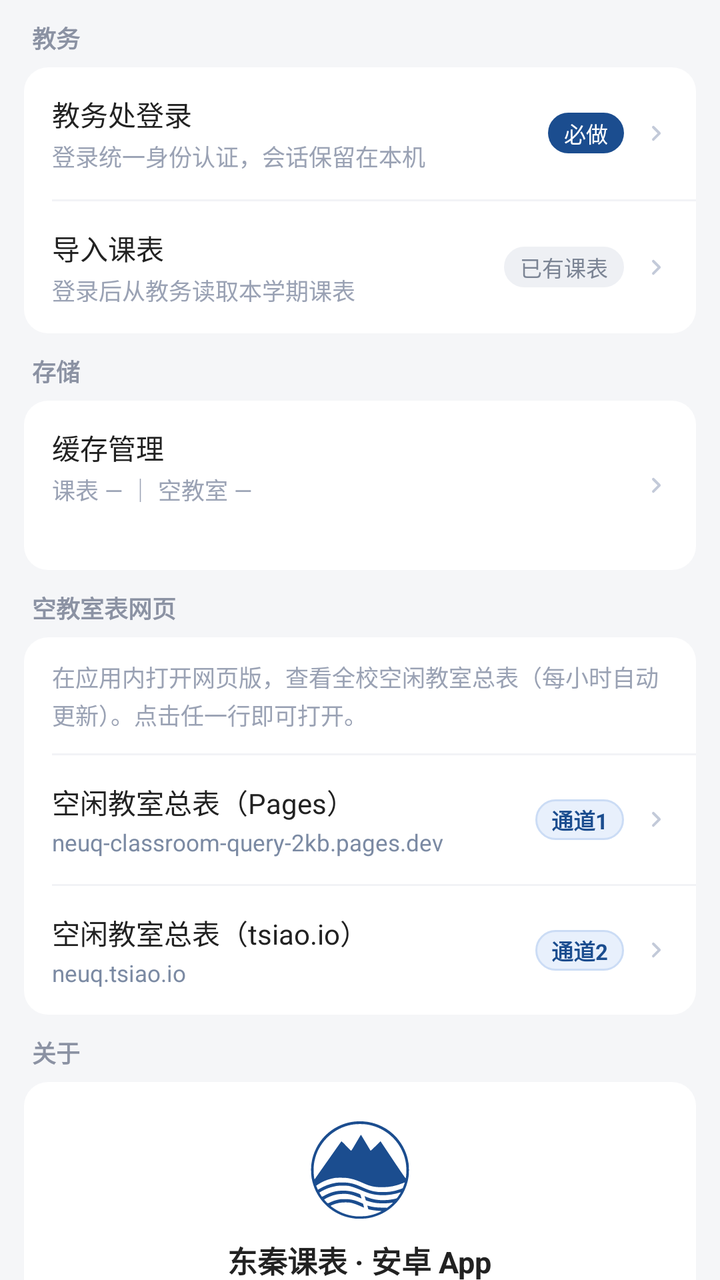
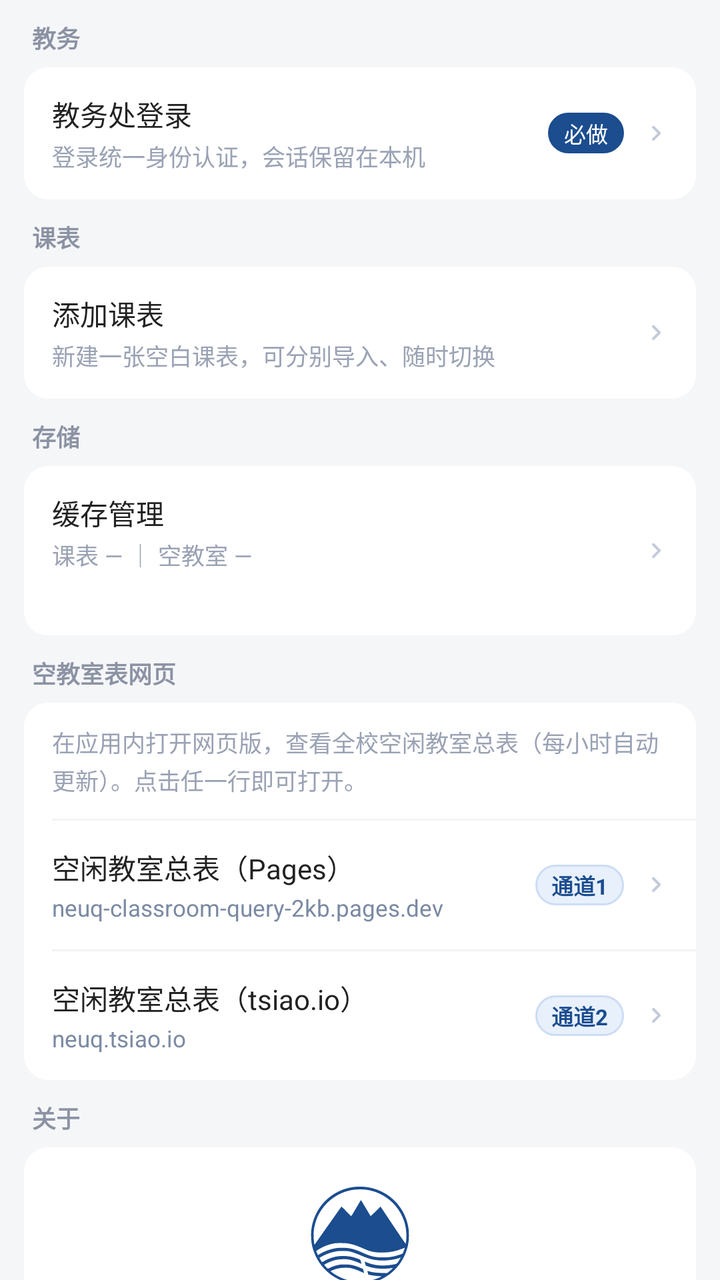

An Android layout rendered at two revisions. The XML below is the earlier revision; the diff shows what the commit changed to produce the second picture.
<!-- AndroidManifest.xml: application theme AppTheme -->
<!-- res/layout/page_more.xml -->
<?xml version="1.0" encoding="utf-8"?>
<ScrollView xmlns:android="http://schemas.android.com/apk/res/android"
    android:id="@+id/moreScroll"
    android:layout_width="match_parent"
    android:layout_height="match_parent"
    android:background="#f5f6f8"
    android:scrollbars="none">

    <LinearLayout
        android:layout_width="match_parent"
        android:layout_height="wrap_content"
        android:orientation="vertical"
        android:paddingStart="12dp"
        android:paddingEnd="12dp"
        android:paddingTop="10dp"
        android:paddingBottom="22dp">

        
        <TextView
            android:layout_width="wrap_content"
            android:layout_height="wrap_content"
            android:layout_marginStart="4dp"
            android:layout_marginBottom="6dp"
            android:text="教务"
            android:textSize="12sp"
            android:textColor="#8b92a3"
            android:textStyle="bold" />

        <LinearLayout
            android:layout_width="match_parent"
            android:layout_height="wrap_content"
            android:orientation="vertical"
            android:background="@drawable/card_bg"
            android:layout_marginBottom="10dp">

            <LinearLayout
                android:id="@+id/rowLogin"
                style="@style/MoreRow">

                <LinearLayout
                    android:layout_width="0dp"
                    android:layout_height="wrap_content"
                    android:layout_weight="1"
                    android:orientation="vertical">

                    <TextView
                        style="@style/MoreRowTitle"
                        android:text="教务处登录" />

                    <TextView
                        style="@style/MoreRowSub"
                        android:text="登录统一身份认证，会话保留在本机" />
                </LinearLayout>

                <TextView
                    android:id="@+id/badgeLogin"
                    style="@style/MoreBadge"
                    android:text="必做" />

                <TextView style="@style/MoreArrow" />
            </LinearLayout>

            <View style="@style/MoreDivider" />

            <LinearLayout
                android:id="@+id/rowImport"
                style="@style/MoreRow">

                <LinearLayout
                    android:layout_width="0dp"
                    android:layout_height="wrap_content"
                    android:layout_weight="1"
                    android:orientation="vertical">

                    <TextView
                        style="@style/MoreRowTitle"
                        android:text="导入课表" />

                    <TextView
                        android:id="@+id/subImport"
                        style="@style/MoreRowSub"
                        android:text="登录后从教务读取本学期课表" />
                </LinearLayout>

                <TextView
                    android:id="@+id/badgeImport"
                    style="@style/MoreBadgeGrey"
                    android:text="已有课表" />

                <TextView style="@style/MoreArrow" />
            </LinearLayout>
        </LinearLayout>

        
        <TextView
            android:layout_width="wrap_content"
            android:layout_height="wrap_content"
            android:layout_marginStart="4dp"
            android:layout_marginBottom="6dp"
            android:text="存储"
            android:textSize="12sp"
            android:textColor="#8b92a3"
            android:textStyle="bold" />

        <LinearLayout
            android:layout_width="match_parent"
            android:layout_height="wrap_content"
            android:orientation="vertical"
            android:background="@drawable/card_bg"
            android:layout_marginBottom="10dp">

            <LinearLayout
                android:id="@+id/rowCache"
                style="@style/MoreRow">

                <LinearLayout
                    android:layout_width="0dp"
                    android:layout_height="wrap_content"
                    android:layout_weight="1"
                    android:orientation="vertical">

                    <TextView
                        style="@style/MoreRowTitle"
                        android:text="缓存管理" />

                    <TextView
                        android:id="@+id/subCache"
                        style="@style/MoreRowSub"
                        android:text="课表 — ｜ 空教室 —" />

                    
                    <TextView
                        android:id="@+id/subCacheTotal"
                        style="@style/MoreRowSub"
                        android:layout_marginTop="3dp"
                        android:text="" />
                </LinearLayout>

                <TextView style="@style/MoreArrow" />
            </LinearLayout>
        </LinearLayout>

        
        <TextView
            android:layout_width="wrap_content"
            android:layout_height="wrap_content"
            android:layout_marginStart="4dp"
            android:layout_marginBottom="6dp"
            android:text="空教室表网页"
            android:textSize="12sp"
            android:textColor="#8b92a3"
            android:textStyle="bold" />

        <LinearLayout
            android:layout_width="match_parent"
            android:layout_height="wrap_content"
            android:orientation="vertical"
            android:background="@drawable/card_bg"
            android:layout_marginBottom="10dp">

            <TextView
                android:layout_width="match_parent"
                android:layout_height="wrap_content"
                android:paddingStart="14dp"
                android:paddingEnd="14dp"
                android:paddingTop="11dp"
                android:paddingBottom="11dp"
                android:text="在应用内打开网页版，查看全校空闲教室总表（每小时自动更新）。点击任一行即可打开。"
                android:textSize="11.5sp"
                android:lineSpacingExtra="2dp"
                android:textColor="#9aa2b4" />

            <View style="@style/MoreDivider" />

            
            <LinearLayout
                android:id="@+id/rowChannel1"
                style="@style/MoreRow">

                <LinearLayout
                    android:layout_width="0dp"
                    android:layout_height="wrap_content"
                    android:layout_weight="1"
                    android:orientation="vertical">

                    <TextView
                        style="@style/MoreRowTitle"
                        android:text="空闲教室总表（Pages）" />

                    <TextView
                        style="@style/MoreRowLink"
                        android:text="neuq-classroom-query-2kb.pages.dev" />
                </LinearLayout>

                <TextView
                    style="@style/MoreChannel"
                    android:text="通道1" />

                <TextView style="@style/MoreArrow" />
            </LinearLayout>

            <View style="@style/MoreDivider" />

            
            <LinearLayout
                android:id="@+id/rowChannel2"
                style="@style/MoreRow">

                <LinearLayout
                    android:layout_width="0dp"
                    android:layout_height="wrap_content"
                    android:layout_weight="1"
                    android:orientation="vertical">

                    <TextView
                        style="@style/MoreRowTitle"
                        android:text="空闲教室总表（tsiao.io）" />

                    <TextView
                        style="@style/MoreRowLink"
                        android:text="neuq.tsiao.io" />
                </LinearLayout>

                <TextView
                    style="@style/MoreChannel"
                    android:text="通道2" />

                <TextView style="@style/MoreArrow" />
            </LinearLayout>
        </LinearLayout>

        
        <TextView
            android:layout_width="wrap_content"
            android:layout_height="wrap_content"
            android:layout_marginStart="4dp"
            android:layout_marginBottom="6dp"
            android:text="关于"
            android:textSize="12sp"
            android:textColor="#8b92a3"
            android:textStyle="bold" />

        <LinearLayout
            android:layout_width="match_parent"
            android:layout_height="wrap_content"
            android:orientation="vertical"
            android:background="@drawable/card_bg"
            android:layout_marginBottom="10dp">

            
            <LinearLayout
                android:layout_width="match_parent"
                android:layout_height="wrap_content"
                android:orientation="vertical"
                android:gravity="center_horizontal"
                android:paddingTop="18dp"
                android:paddingBottom="12dp">

                <ImageView
                    android:layout_width="52dp"
                    android:layout_height="52dp"
                    android:src="@drawable/ic_neuq_logo"
                    android:contentDescription="东北大学秦皇岛分校校徽" />

                <TextView
                    android:layout_width="wrap_content"
                    android:layout_height="wrap_content"
                    android:layout_marginTop="8dp"
                    android:text="东秦课表 · 安卓 App"
                    android:textSize="15sp"
                    android:textStyle="bold"
                    android:textColor="#222222" />

                <TextView
                    android:id="@+id/tvVersion"
                    android:layout_width="wrap_content"
                    android:layout_height="wrap_content"
                    android:layout_marginTop="2dp"
                    android:text="版本 —"
                    android:textSize="12sp"
                    android:textColor="#8b92a3" />

                <TextView
                    android:layout_width="match_parent"
                    android:layout_height="wrap_content"
                    android:layout_marginTop="10dp"
                    android:paddingStart="14dp"
                    android:paddingEnd="14dp"
                    android:text="东北大学秦皇岛分校课表与空闲教室速查工具。内置浏览器打开学校教务系统，登录一次后即可导入课表、查询空教室；所有数据都在你的手机本地读取和缓存，不经过任何第三方服务器。"
                    android:textSize="12sp"
                    android:lineSpacingExtra="3dp"
                    android:textColor="#6c7686" />
            </LinearLayout>

            <View style="@style/MoreDivider" />

            <LinearLayout
                android:id="@+id/rowAppRepo"
                style="@style/MoreRow">

                <LinearLayout
                    android:layout_width="0dp"
                    android:layout_height="wrap_content"
                    android:layout_weight="1"
                    android:orientation="vertical">

                    <TextView
                        style="@style/MoreRowTitle"
                        android:text="应用项目" />

                    <TextView
                        style="@style/MoreRowLink"
                        android:text="github.com/wy723161060/neuq-classroom-app" />
                </LinearLayout>

                <TextView style="@style/MoreArrow" />
            </LinearLayout>

            <View style="@style/MoreDivider" />

            <LinearLayout
                android:id="@+id/rowCopyDiag"
                style="@style/MoreRow">

                <LinearLayout
                    android:layout_width="0dp"
                    android:layout_height="wrap_content"
                    android:layout_weight="1"
                    android:orientation="vertical">

                    <TextView
                        style="@style/MoreRowTitle"
                        android:text="复制诊断信息" />

                    <TextView
                        style="@style/MoreRowSub"
                        android:text="版本、缓存状态等，反馈问题时一并提供" />
                </LinearLayout>

                <TextView style="@style/MoreArrow" />
            </LinearLayout>

            <View style="@style/MoreDivider" />

            <LinearLayout
                android:id="@+id/rowHowto"
                style="@style/MoreRow">

                <LinearLayout
                    android:layout_width="0dp"
                    android:layout_height="wrap_content"
                    android:layout_weight="1"
                    android:orientation="vertical">

                    <TextView
                        style="@style/MoreRowTitle"
                        android:text="使用说明" />

                    <TextView
                        style="@style/MoreRowSub"
                        android:text="怎么查空教室 / 导入课表 / 换学期" />
                </LinearLayout>

                <TextView style="@style/MoreArrow" />
            </LinearLayout>
        </LinearLayout>

        <TextView
            android:layout_width="match_parent"
            android:layout_height="wrap_content"
            android:layout_marginTop="6dp"
            android:gravity="center"
            android:lineSpacingExtra="2dp"
            android:text="非官方工具 · 数据取自教务系统实时查询\n请以教务系统实际结果为准"
            android:textSize="11sp"
            android:textColor="#a8afbd" />
    </LinearLayout>
</ScrollView>
<!-- resources referenced by this layout -->
<resources>
  <!-- drawable card_bg (drawable) -->
  <?xml version="1.0" encoding="utf-8"?>
  <shape xmlns:android="http://schemas.android.com/apk/res/android"
      android:shape="rectangle">
      <corners android:radius="12dp" />
      <solid android:color="#FFFFFF" />
  </shape>
  <style name="MoreArrow">
          <item name="android:layout_width">16dp</item>
          <item name="android:layout_height">16dp</item>
          <item name="android:background">@drawable/ic_more_arrow</item>
      </style>
  <style name="MoreBadgeGrey">
          <item name="android:layout_width">wrap_content</item>
          <item name="android:layout_height">wrap_content</item>
          <item name="android:layout_marginEnd">8dp</item>
          <item name="android:paddingStart">8dp</item>
          <item name="android:paddingEnd">8dp</item>
          <item name="android:paddingTop">2dp</item>
          <item name="android:paddingBottom">2dp</item>
          <item name="android:textSize">11sp</item>
          <item name="android:textColor">#7b8494</item>
          <item name="android:background">@drawable/badge_grey</item>
      </style>
  <style name="MoreDivider">
          <item name="android:layout_width">match_parent</item>
          <item name="android:layout_height">1dp</item>
          <item name="android:layout_marginStart">14dp</item>
          <item name="android:background">#F2F3F6</item>
      </style>
  <style name="MoreRowLink">
          <item name="android:layout_width">match_parent</item>
          <item name="android:layout_height">wrap_content</item>
          <item name="android:layout_marginTop">2dp</item>
          <item name="android:textSize">11.5sp</item>
          <item name="android:textColor">#7b8aa3</item>
      </style>
  <style name="MoreRowSub">
          <item name="android:layout_width">match_parent</item>
          <item name="android:layout_height">wrap_content</item>
          <item name="android:layout_marginTop">2dp</item>
          <item name="android:textSize">11.5sp</item>
          <item name="android:lineSpacingExtra">2dp</item>
          <item name="android:textColor">#9aa2b4</item>
      </style>
  <style name="MoreRowTitle">
          <item name="android:layout_width">wrap_content</item>
          <item name="android:layout_height">wrap_content</item>
          <item name="android:textSize">14sp</item>
          <item name="android:textColor">#222222</item>
      </style>
  <style name="AppTheme" parent="android:Theme.Material.Light.NoActionBar">
          <item name="android:statusBarColor">#ffffff</item>
          <item name="android:windowLightStatusBar">true</item>
      </style>
  <!-- drawable ic_more_arrow (drawable) -->
  <?xml version="1.0" encoding="utf-8"?>
  <vector xmlns:android="http://schemas.android.com/apk/res/android"
      android:width="16dp"
      android:height="16dp"
      android:viewportWidth="24"
      android:viewportHeight="24">
      <path
          android:fillColor="#C3CAD9"
          android:pathData="M9.29,6.71a1,1 0 0 0 0,1.41L13.17,12l-3.88,3.88a1,1 0 1 0 1.42,1.41l4.58,-4.58a1,1 0 0 0 0,-1.42l-4.58,-4.58a1,1 0 0 0 -1.42,0z" />
  </vector>
  <!-- drawable badge_blue (drawable) -->
  <?xml version="1.0" encoding="utf-8"?>
  <shape xmlns:android="http://schemas.android.com/apk/res/android"
      android:shape="rectangle">
      <corners android:radius="20dp" />
      <solid android:color="#1B4D8F" />
  </shape>
  <!-- drawable badge_grey (drawable) -->
  <?xml version="1.0" encoding="utf-8"?>
  <shape xmlns:android="http://schemas.android.com/apk/res/android"
      android:shape="rectangle">
      <corners android:radius="20dp" />
      <solid android:color="#EEF0F4" />
  </shape>
  <!-- drawable badge_channel (drawable) -->
  <?xml version="1.0" encoding="utf-8"?>
  <shape xmlns:android="http://schemas.android.com/apk/res/android"
      android:shape="rectangle">
      <solid android:color="#E8F0FC" />
      <corners android:radius="20dp" />
      <stroke
          android:width="1dp"
          android:color="#CBDCF5" />
  </shape>
  <!-- unchanged entries left out for length: 4 -->
</resources>

<!-- the commit's change to res/layout/page_more.xml (unified diff, before → after) -->
@@ -59,33 +59,45 @@
 
                 <TextView style="@style/MoreArrow" />
             </LinearLayout>
-
-            <View style="@style/MoreDivider" />
-
-            <LinearLayout
-                android:id="@+id/rowImport"
-                style="@style/MoreRow">
-
-                <LinearLayout
-                    android:layout_width="0dp"
-                    android:layout_height="wrap_content"
-                    android:layout_weight="1"
-                    android:orientation="vertical">
-
-                    <TextView
-                        style="@style/MoreRowTitle"
-                        android:text="导入课表" />
-
-                    <TextView
-                        android:id="@+id/subImport"
-                        style="@style/MoreRowSub"
-                        android:text="登录后从教务读取本学期课表" />
-                </LinearLayout>
-
-                <TextView
-                    android:id="@+id/badgeImport"
-                    style="@style/MoreBadgeGrey"
-                    android:text="已有课表" />
+        </LinearLayout>
+
+        
+        <TextView
+            android:layout_width="wrap_content"
+            android:layout_height="wrap_content"
+            android:layout_marginStart="4dp"
+            android:layout_marginBottom="6dp"
+            android:text="课表"
+            android:textSize="12sp"
+            android:textColor="#8b92a3"
+            android:textStyle="bold" />
+
+        <LinearLayout
+            android:layout_width="match_parent"
+            android:layout_height="wrap_content"
+            android:orientation="vertical"
+            android:background="@drawable/card_bg"
+            android:layout_marginBottom="10dp">
+
+            <LinearLayout
+                android:id="@+id/rowAddSchedule"
+                style="@style/MoreRow">
+
+                <LinearLayout
+                    android:layout_width="0dp"
+                    android:layout_height="wrap_content"
+                    android:layout_weight="1"
+                    android:orientation="vertical">
+
+                    <TextView
+                        style="@style/MoreRowTitle"
+                        android:text="添加课表" />
+
+                    <TextView
+                        android:id="@+id/subAddSchedule"
+                        style="@style/MoreRowSub"
+                        android:text="新建一张空白课表，可分别导入、随时切换" />
+                </LinearLayout>
 
                 <TextView style="@style/MoreArrow" />
             </LinearLayout>
<!-- resource entries referenced after the edit -->
@@ -11,18 +11,6 @@
           <item name="android:layout_width">16dp</item>
           <item name="android:layout_height">16dp</item>
           <item name="android:background">@drawable/ic_more_arrow</item>
-      </style>
-  <style name="MoreBadgeGrey">
-          <item name="android:layout_width">wrap_content</item>
-          <item name="android:layout_height">wrap_content</item>
-          <item name="android:layout_marginEnd">8dp</item>
-          <item name="android:paddingStart">8dp</item>
-          <item name="android:paddingEnd">8dp</item>
-          <item name="android:paddingTop">2dp</item>
-          <item name="android:paddingBottom">2dp</item>
-          <item name="android:textSize">11sp</item>
-          <item name="android:textColor">#7b8494</item>
-          <item name="android:background">@drawable/badge_grey</item>
       </style>
   <style name="MoreDivider">
           <item name="android:layout_width">match_parent</item>
@@ -73,13 +61,6 @@
       <corners android:radius="20dp" />
       <solid android:color="#1B4D8F" />
   </shape>
-  <!-- drawable badge_grey (drawable) -->
-  <?xml version="1.0" encoding="utf-8"?>
-  <shape xmlns:android="http://schemas.android.com/apk/res/android"
-      android:shape="rectangle">
-      <corners android:radius="20dp" />
-      <solid android:color="#EEF0F4" />
-  </shape>
   <!-- drawable badge_channel (drawable) -->
   <?xml version="1.0" encoding="utf-8"?>
   <shape xmlns:android="http://schemas.android.com/apk/res/android"
